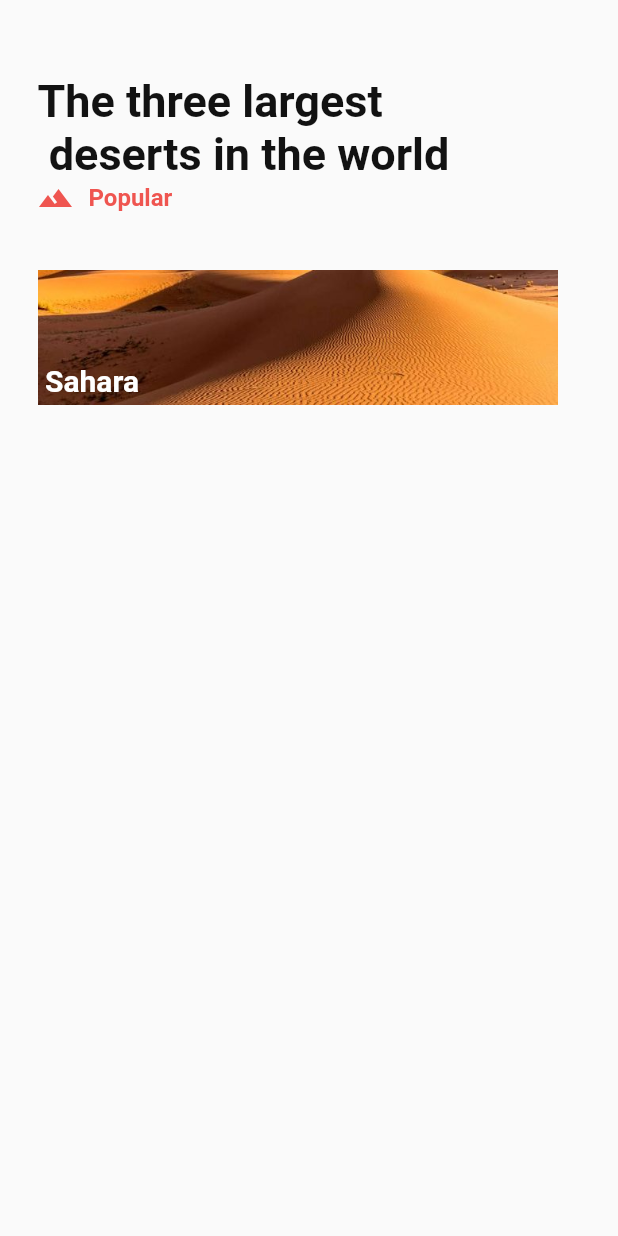
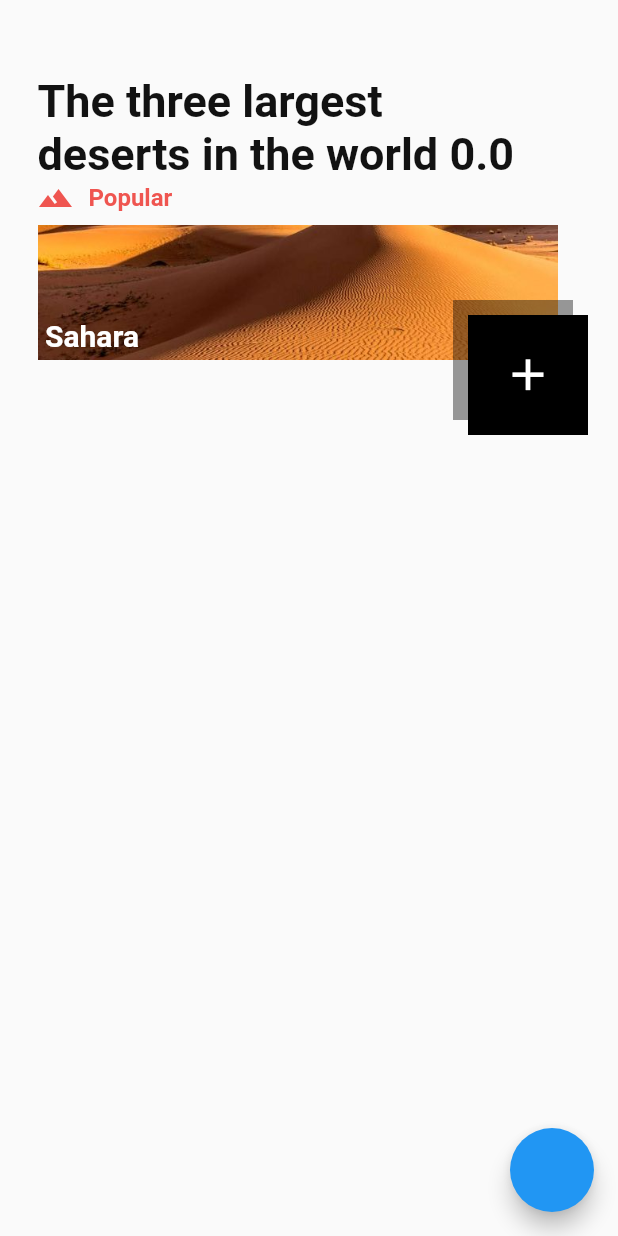
Before and after one commit to eloicasamayor/UIChallenge_TravelInfoApp, a Flutter app: the screen it shows after launch, on a phone screen of 412 x 824 dp. Run offline on Flutter 3.47's test engine with Material 2 defaults, Android fonts, the light colour scheme and no system bars.

Commit message:
animation setup

```diff
--- a/lib/home_screen.dart
+++ b/lib/home_screen.dart
@@ -1,20 +1,72 @@
 import 'package:flutter/material.dart';
+import 'package:provider/provider.dart';
 import 'package:ui_challange_travel_info_app/constants.dart';
 
-class MyHomePage extends StatelessWidget {
+class MyHomePage extends StatefulWidget {
   MyHomePage({Key? key, required this.title}) : super(key: key);
 
   final String title;
 
   @override
+  _MyHomePageState createState() => _MyHomePageState();
+}
+
+class _MyHomePageState extends State<MyHomePage>
+    with SingleTickerProviderStateMixin {
+  late AnimationController animationController;
+  late Animation<double> animation;
+
+  @override
+  void initState() {
+    animationController = AnimationController(
+      vsync: this,
+      duration: const Duration(milliseconds: 1000),
+    );
+
+    animation = Tween<double>(
+      begin: 0,
+      end: 1,
+    ).animate(
+      CurvedAnimation(
+        curve: Curves.easeInOutCirc,
+        parent: animationController,
+      ),
+    );
+    super.initState();
+  }
+
+  @override
+  void dispose() {
+    animationController.dispose();
+    super.dispose();
+  }
+
+  void toggleAnimation() {
+    if (animationController.status == AnimationStatus.completed) {
+      animationController.reverse();
+    } else {
+      animationController.forward();
+    }
+  }
+
+  @override
   Widget build(BuildContext context) {
     return Scaffold(
+      floatingActionButton: FloatingActionButton(
+        onPressed: () {
+          toggleAnimation();
+        },
+      ),
       body: SafeArea(
+        child: ListenableProvider.value(
+          value: animation,
           child: Stack(
             children: [
               _TopText(),
               _DesertContainer(),
+              _SquareButton(),
             ],
+          ),
         ),
       ),
     );
@@ -24,6 +76,8 @@ class MyHomePage extends StatelessWidget {
 class _TopText extends StatelessWidget {
   @override
   Widget build(BuildContext context) {
+    return Consumer<Animation<double>>(
+      builder: (context, animation, child) {
         return Positioned(
           top: 50,
           child: Padding(
@@ -33,15 +87,21 @@ class _TopText extends StatelessWidget {
             child: Column(
               crossAxisAlignment: CrossAxisAlignment.start,
               children: [
-            const Text(
-              'The three largest \n deserts in the world',
+                Text(
+                  'The three largest \ndeserts in the world ${animation.value}',
                   style: TextStyle(
-                fontSize: 30,
+                    fontSize: 30 - 5 * animation.value,
                     color: kBlackColor,
                     fontWeight: FontWeight.bold,
                   ),
                 ),
-            Row(
+                if (child != null) child,
+              ],
+            ),
+          ),
+        );
+      },
+      child: Row(
         children: const [
           Icon(
             Icons.filter_hdr,
@@ -59,9 +119,6 @@ class _TopText extends StatelessWidget {
             ),
           ),
         ],
-            )
-          ],
-        ),
       ),
     );
   }
@@ -70,13 +127,16 @@ class _TopText extends StatelessWidget {
 class _DesertContainer extends StatelessWidget {
   @override
   Widget build(BuildContext context) {
+    final screenSize = MediaQuery.of(context).size;
+    return Consumer<Animation<double>>(
+      builder: (context, animation, child) {
         return Positioned(
-      top: 180,
-      left: 25,
-      right: 40,
+          top: 150,
+          left: 25 + 30.0 * animation.value,
+          right: 40 * (1 - animation.value),
           child: Container(
-        height: 90,
-        width: MediaQuery.of(context).size.width,
+            width: 90,
+            height: 90 + screenSize.height * 0.35 * animation.value,
             decoration: const BoxDecoration(
               image: DecorationImage(
                 image: AssetImage(
@@ -97,5 +157,48 @@ class _DesertContainer extends StatelessWidget {
             ),
           ),
         );
+      },
+    );
   }
 }
+
+class _SquareButton extends StatelessWidget {
+  const _SquareButton({Key? key}) : super(key: key);
+
+  @override
+  Widget build(BuildContext context) {
+    return Positioned(
+      top: 210,
+      right: 20,
+      child: Stack(
+        children: [
+          Transform.translate(
+            offset: const Offset(-10, -10),
+            child: Container(
+              height: 80,
+              width: 80,
+              decoration: BoxDecoration(
+                color: Colors.black.withOpacity(.4),
+              ),
+            ),
+          ),
+          Container(
+            height: 80,
+            width: 80,
+            decoration: const BoxDecoration(
+              color: Colors.black,
+            ),
+            child: IconButton(
+              onPressed: () => {},
+              icon: const Icon(
+                Icons.add,
+                color: Colors.white,
+                size: 35,
+              ),
+            ),
+          ),
+        ],
+      ),
+    );
+  }
+}
```
Lines whose indentation alone changed are shown as unchanged.
